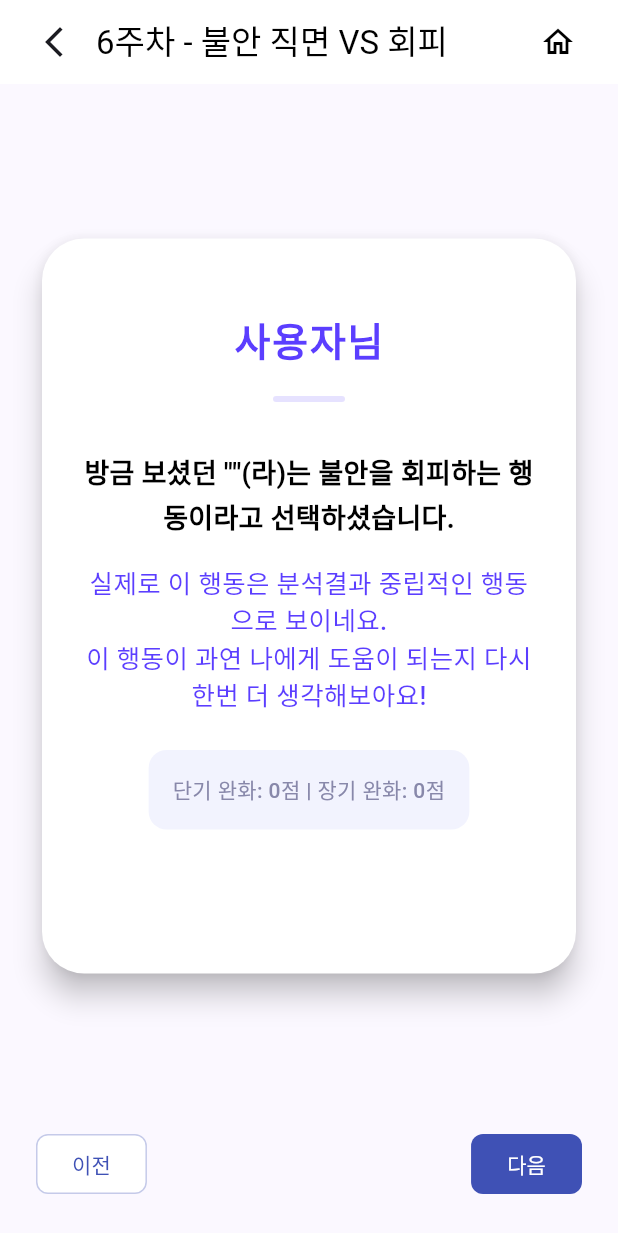
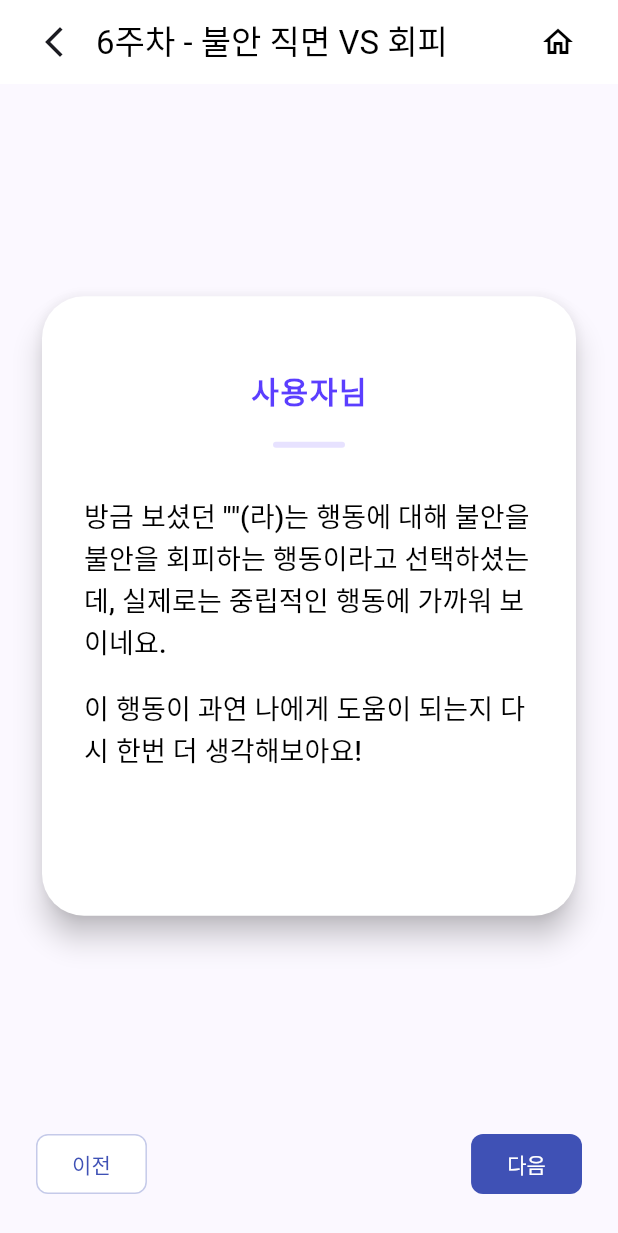
Before and after one commit to MyoungSeok-Song/Mindrium, a Flutter app: the Week6BehaviorReflectionScreen screen opened directly with empty values, on a phone screen of 412 x 824 dp. Shown: the top 1233 px of the screen. Run offline on Flutter 3.47's test engine with Material 3 defaults, Android fonts, the phone set to English and light mode, and no system bars; our stand-ins replace cloud_firestore, firebase_auth, firebase_core, fl_chart, flutter_local_notifications, flutter_map and 7 more; missing offline and left inert: geofence_service; accounts and stored records are empty.

Commit message:
6주차 퀴즈 해야함

```diff
--- a/lib/features/6th_treatment/week6_abc_screen.dart
+++ b/lib/features/6th_treatment/week6_abc_screen.dart
@@ -307,7 +307,6 @@ class _Week6AbcScreenState extends State<Week6AbcScreen> {
 
                   return Week6ConcentrationScreen(
                     behaviorListInput: behaviorList,
-                    beforeSud: 0, // 6주차는 SUD 평가가 없으므로 0으로 설정
                     allBehaviorList: behaviorList,
                   );
                 },
--- a/lib/features/6th_treatment/week6_behavior_classification_screen.dart
+++ b/lib/features/6th_treatment/week6_behavior_classification_screen.dart
@@ -28,31 +28,27 @@ class Week6BehaviorClassificationScreen extends StatelessWidget {
     final userName = Provider.of<UserProvider>(context, listen: false).userName;
 
     // 분류 로직
-    bool isShortTermHigh = shortTermValue >= 5.0;
-    bool isLongTermHigh = longTermValue >= 5.0;
+    bool isShortTermHigh = shortTermValue == 10;
+    bool isLongTermHigh = longTermValue == 10;
 
     String mainText;
-    String subText;
-
+    // 조건별 자연스러운 문장
     if (isShortTermHigh && !isLongTermHigh) {
-      // 단기적으로 높고 장기적으로 낮음 → 불안을 회피하는 행동
-      mainText = '방금 보셨던 "$selectedBehavior"(라)는 행동을 분석해보니 불안을 회피하는 행동에 가깝습니다.';
-      subText =
-          '단기적으로는 불안이 많이 완화되지만 장기적으로는 적게 완화되는 패턴을 보이기 때문이에요. 이런 행동은 일시적으로 불안이 완화돼서 편안함을 주지만, 지속 시 불안을 해결하지 못할 수 있어요.';
+      // 단기 높고 장기 낮음 → 회피
+      mainText =
+          '방금 보셨던 "$selectedBehavior"(라)는 행동에 대해 단기적으로는 불안이 많이 완화되지만 장기적으로는 적게 완화된다고 해주셨습니다. \n\n이런 행동은 보통 불안을 회피하는 행동에 가깝기 때문에, 일시적으로는 불안이 완화되어 편안함을 주지만 지속 시 불안을 해결하는 데 큰 도움이 되지 않을 수 있어요!';
     } else if (!isShortTermHigh && isLongTermHigh) {
-      // 단기적으로 낮고 장기적으로 높음 → 불안을 직면하는 행동
-      mainText = '방금 보셨던 "$selectedBehavior"(라)는 행동을 분석해보니 불안을 직면하는 행동에 가깝습니다.';
-      subText =
-          '단기적으로는 불안이 적게 완화되지만 장기적으로는 많이 완화되는 패턴을 보이기 때문이에요. 이런 행동은 일시적으로 불안이 높아져서 처음에는 어려울 수 있지만, 지속 시 불안을 해결하는 데 도움이 될 수 있어요!';
+      // 단기 낮고 장기 높음 → 직면
+      mainText =
+          '방금 보셨던 "$selectedBehavior"(라)는 행동에 대해 단기적으로는 불안이 적게 완화되지만 장기적으로는 많이 완화된다고 해주셨습니다. \n\n이런 행동은 보통 불안을 직면하는 행동에 가깝기 때문에, 일시적으로 불안이 높아져서 처음에는 어려울 수 있지만 지속 시 불안을 해결하는 데 도움이 될 수 있어요!';
     } else if (isShortTermHigh && isLongTermHigh) {
-      // 단기/장기 모두 높음 → 중립적
-      mainText = '방금 보셨던 "$selectedBehavior"(라)는 행동을 분석해보니 중립적인 행동에 가깝습니다.';
-      subText = '단기적으로도 장기적으로도 불안이 많이 완화되는 패턴을 보이기 때문이에요. (적절한 문구 생각하기)';
+      // 단기/장기 모두 높음 → 중립적(긍정)
+      mainText =
+          '방금 보셨던 "$selectedBehavior"(라)는 행동에 대해 단기적으로도 장기적으로도 불안이 많이 완화된다고 해주셨습니다. \n\n좋은 부분도 있지만 여기서 주의할 점이 있어요. 만약 불안을 줄이는 데 ‘안전장치’를 썼다면 뇌는 여전히 그 장치 없이는 불안하다고 배울 수 있어요. 반대로 안전장치 없이도 불안이 줄었다면 저강도 직면이 잘 된 거예요. 이 행동이 어느 쪽에 가까운지 생각해보시면 좋을거 같아요.';
     } else {
-      // 단기/장기 모두 낮음 → 중립적
-      mainText = '방금 보셨던 "$selectedBehavior"(라)는 행동을 분석해보니 중립적인 행동에 가깝습니다.';
-      subText =
-          '단기적으로도 장기적으로도 불안이 적게 완화되는 패턴을 보이기 때문이에요. 이런 행동은 불안 해결에 큰 도움이 되지 않을 수 있어요.';
+      // 단기/장기 모두 낮음 → 중립적(부정)
+      mainText =
+          '방금 보셨던 "$selectedBehavior"(라)는 행동에 대해 단기적으로도 장기적으로도 불안이 적게 완화된다고 해주셨습니다. \n\n이런 행동은 불안을 유지시키거나 더 키웠을 수도 있어요. 다음엔 불안이 완화될 수 있는 가능성이 조금이라도 있는 행동을 생각해보시면 좋을거 같아요.';
     }
 
     return Scaffold(
@@ -81,10 +77,10 @@ class Week6BehaviorClassificationScreen extends StatelessWidget {
                     Text(
                       '$userName님',
                       style: const TextStyle(
-                        fontSize: 26,
-                        fontWeight: FontWeight.bold,
+                        fontSize: 20,
+                        fontWeight: FontWeight.w600,
                         color: Color(0xFF5B3EFF),
-                        letterSpacing: 1.2,
+                        letterSpacing: 1.1,
                       ),
                     ),
                     const SizedBox(height: 20),
@@ -92,7 +88,7 @@ class Week6BehaviorClassificationScreen extends StatelessWidget {
                       width: 48,
                       height: 4,
                       decoration: BoxDecoration(
-                        color: const Color(0xFF5B3EFF).withValues(alpha: 0.15),
+                        color: Color(0xFF5B3EFF).withOpacity(0.15),
                         borderRadius: BorderRadius.circular(2),
                       ),
                     ),
@@ -101,40 +97,12 @@ class Week6BehaviorClassificationScreen extends StatelessWidget {
                       mainText,
                       style: const TextStyle(
                         fontSize: 18,
-                        fontWeight: FontWeight.w600,
+                        fontWeight: FontWeight.w500,
                         color: Colors.black,
-                        height: 1.6,
-                        letterSpacing: 0.2,
+                        height: 1.5,
+                        letterSpacing: 0.1,
                       ),
-                      textAlign: TextAlign.center,
-                    ),
-                    const SizedBox(height: 16),
-                    Text(
-                      subText,
-                      style: const TextStyle(
-                        fontSize: 17,
-                        fontWeight: FontWeight.w500,
-                        color: Color(0xFF5B3EFF),
-                        height: 1.4,
-                      ),
-                      textAlign: TextAlign.center,
-                    ),
-                    const SizedBox(height: 24),
-                    Container(
-                      padding: const EdgeInsets.all(16),
-                      decoration: BoxDecoration(
-                        color: const Color(0xFFF2F3FE),
-                        borderRadius: BorderRadius.circular(12),
-                      ),
-                      child: Text(
-                        '단기 완화: ${shortTermValue.round()}점 | 장기 완화: ${longTermValue.round()}점',
-                        style: const TextStyle(
-                          fontSize: 14,
-                          fontWeight: FontWeight.w500,
-                          color: Color(0xFF8888AA),
-                        ),
-                        textAlign: TextAlign.center,
-                      ),
+                      textAlign: TextAlign.left,
                     ),
                     const SizedBox(height: 48),
                   ],
--- a/lib/features/6th_treatment/week6_behavior_reflection_screen.dart
+++ b/lib/features/6th_treatment/week6_behavior_reflection_screen.dart
@@ -5,7 +5,7 @@ import 'package:provider/provider.dart';
 import 'package:gad_app_team/data/user_provider.dart';
 import 'week6_classfication_screen.dart';
 
-class Week6BehaviorReflectionScreen extends StatelessWidget {
+class Week6BehaviorReflectionScreen extends StatefulWidget {
   final String selectedBehavior;
   final String behaviorType; // 'face' 또는 'avoid'
   final double shortTermValue; // 단기 슬라이더 값
@@ -24,12 +24,21 @@ class Week6BehaviorReflectionScreen extends StatelessWidget {
   });
 
   @override
+  State<Week6BehaviorReflectionScreen> createState() =>
+      _Week6BehaviorReflectionScreenState();
+}
+
+class _Week6BehaviorReflectionScreenState
+    extends State<Week6BehaviorReflectionScreen> {
+  bool _showMainText = true;
+
+  @override
   Widget build(BuildContext context) {
     final userName = Provider.of<UserProvider>(context, listen: false).userName;
 
     // 분류 로직 (이전 화면과 동일)
-    bool isShortTermHigh = shortTermValue >= 5.0;
-    bool isLongTermHigh = longTermValue >= 5.0;
+    bool isShortTermHigh = widget.shortTermValue == 10;
+    bool isLongTermHigh = widget.longTermValue == 10;
 
     // 실제 분석 결과 (슬라이더 값 기반)
     String actualResult;
@@ -42,62 +51,49 @@ class Week6BehaviorReflectionScreen extends StatelessWidget {
     }
 
     // 사용자가 선택한 분류
-    String userChoice = behaviorType == 'face' ? '불안을 직면하는 행동' : '불안을 회피하는 행동';
+    String userChoice =
+        widget.behaviorType == 'face' ? '불안을 직면하는 행동' : '불안을 회피하는 행동';
 
     String mainText;
     String subText;
-    String? additionalText;
+    String? nextText;
 
-    // 분류 결과와 실제 분석 결과가 다른지 확인
-    bool isDifferent =
-        (behaviorType == 'face' && !(isShortTermHigh && !isLongTermHigh)) ||
-        (behaviorType == 'avoid' && !(isShortTermHigh && !isLongTermHigh));
-
-    if (isShortTermHigh && !isLongTermHigh) {
-      // 실제로는 불안을 회피하는 행동
-      mainText = '방금 보셨던 "$selectedBehavior"(라)는 $userChoice이라고 선택하셨습니다.';
-      if (isDifferent) {
-        subText =
-            '실제로 이 행동은 분석결과 $actualResult으로 보이네요.\n이 행동이 과연 나에게 도움이 되는지 다시 한번 더 생각해보아요!';
+    // 조건별 자연스러운 문장 (모든 조합 커버)
+    if (widget.behaviorType == 'avoid' && isShortTermHigh && !isLongTermHigh) {
+      mainText =
+          '방금 보셨던 "${widget.selectedBehavior}"(라)는 행동에 대해 불안을 회피하는 행동이라고 선택하셨는데, 실제로 이 행동은 불안을 회피하는 쪽에 가까워 보이네요.';
+    } else if (widget.behaviorType == 'avoid' &&
+        !isShortTermHigh &&
+        isLongTermHigh) {
+      mainText =
+          '방금 보셨던 "${widget.selectedBehavior}"(라)는 행동에 대해 불안을 회피하는 행동이라고 선택하셨지만, 실제로는 불안을 직면하는 쪽에 가까워 보이네요.';
+    } else if (widget.behaviorType == 'face' &&
+        !isShortTermHigh &&
+        isLongTermHigh) {
+      mainText =
+          '방금 보셨던 "${widget.selectedBehavior}"(라)는 행동에 대해 불안을 직면하는 행동이라고 선택하셨는데, 실제로 이 행동은 불안을 직면하는 쪽에 가까워 보이네요.';
+    } else if (widget.behaviorType == 'face' &&
+        isShortTermHigh &&
+        !isLongTermHigh) {
+      mainText =
+          '방금 보셨던 "${widget.selectedBehavior}"(라)는 행동에 대해 불안을 직면하는 행동이라고 선택하셨지만, 실제로는 불안을 회피하는 쪽에 가까워 보이네요.';
+    } else if (isShortTermHigh && isLongTermHigh) {
+      mainText =
+          '방금 보셨던 "${widget.selectedBehavior}"(라)는 행동에 대해 불안을 ${userChoice}이라고 선택하셨는데, 실제로는 중립적인 행동에 가까워 보이네요.';
     } else {
-        subText =
-            '실제로 이 행동은 분석결과 $actualResult으로 보이네요.\n이 행동이 과연 나에게 도움이 되는지 다시 한번 더 생각해보아요!';
+      mainText =
+          '방금 보셨던 "${widget.selectedBehavior}"(라)는 행동에 대해 불안을 ${userChoice}이라고 선택하셨는데, 실제로는 중립적인 행동에 가까워 보이네요.';
     }
-    } else if (!isShortTermHigh && isLongTermHigh) {
-      // 실제로는 불안을 직면하는 행동
-      mainText = '방금 보셨던 "$selectedBehavior"(라)는 $userChoice이라고 선택하셨습니다.';
-      if (isDifferent) {
-        subText =
-            '실제로 이 행동은 분석결과 $actualResult으로 보이네요.\n이 행동이 과연 나에게 도움이 되는지 다시 한번 더 생각해보아요!';
-      } else {
-        subText =
-            '실제로 이 행동은 분석결과 $actualResult으로 보이네요.\n이 행동이 과연 나에게 도움이 되는지 다시 한번 더 생각해보아요!';
-      }
-    } else if (isShortTermHigh && isLongTermHigh) {
-      // 중립적인 행동 (긍정적)
-      mainText = '방금 보셨던 "$selectedBehavior"(라)는 $userChoice이라고 선택하셨습니다.';
-      if (isDifferent) {
-        subText =
-            '실제로 이 행동은 분석결과 $actualResult으로 보이네요.\n이 행동이 과연 나에게 도움이 되는지 다시 한번 더 생각해보아요!';
-      } else {
-        subText =
-            '실제로 이 행동은 분석결과 $actualResult으로 보이네요.\n이 행동이 과연 나에게 도움이 되는지 다시 한번 더 생각해보아요!';
-      }
-    } else {
-      // 중립적인 행동 (부정적)
-      mainText = '방금 보셨던 "$selectedBehavior"(라)는 $userChoice이라고 선택하셨습니다.';
-      if (isDifferent) {
-        subText =
-            '실제로 이 행동은 분석결과 $actualResult으로 보이네요.\n이 행동이 과연 나에게 도움이 되는지 다시 한번 더 생각해보아요!';
-      } else {
-        subText =
-            '실제로 이 행동은 분석결과 $actualResult으로 보이네요.\n이 행동이 과연 나에게 도움이 되는지 다시 한번 더 생각해보아요!';
-      }
-    }
+    subText = '이 행동이 과연 나에게 도움이 되는지 다시 한번 더 생각해보아요!';
 
     // 추가 행동이 있는지 확인
-    if (remainingBehaviors != null && remainingBehaviors!.isNotEmpty) {
-      additionalText = '다음 행동도 계속 진행하겠습니다!';
+    if (!_showMainText) {
+      if (widget.remainingBehaviors != null &&
+          widget.remainingBehaviors!.isNotEmpty) {
+        nextText = '다음 행동도 계속 진행하겠습니다!';
+      } else {
+        nextText = '마지막 행동까지 완료했습니다! \n이제 마무리로 일치하지 않았던 행동들을 다시 점검해볼까요?';
+      }
     }
 
     return Scaffold(
@@ -126,10 +122,10 @@ class Week6BehaviorReflectionScreen extends StatelessWidget {
                     Text(
                       '$userName님',
                       style: const TextStyle(
-                        fontSize: 26,
-                        fontWeight: FontWeight.bold,
+                        fontSize: 20,
+                        fontWeight: FontWeight.w600,
                         color: Color(0xFF5B3EFF),
-                        letterSpacing: 1.2,
+                        letterSpacing: 1.1,
                       ),
                     ),
                     const SizedBox(height: 20),
@@ -137,60 +133,52 @@ class Week6BehaviorReflectionScreen extends StatelessWidget {
                       width: 48,
                       height: 4,
                       decoration: BoxDecoration(
-                        color: const Color(0xFF5B3EFF).withValues(alpha: 0.15),
+                        color: Color(0xFF5B3EFF).withOpacity(0.15),
                         borderRadius: BorderRadius.circular(2),
                       ),
                     ),
                     const SizedBox(height: 32),
+                    if (_showMainText)
+                      Column(
+                        crossAxisAlignment: CrossAxisAlignment.start,
+                        children: [
                           Text(
                             mainText,
                             style: const TextStyle(
                               fontSize: 18,
-                        fontWeight: FontWeight.w600,
+                              fontWeight: FontWeight.w500,
                               color: Colors.black,
-                        height: 1.6,
-                        letterSpacing: 0.2,
+                              height: 1.5,
+                              letterSpacing: 0.1,
                             ),
-                      textAlign: TextAlign.center,
+                            textAlign: TextAlign.left,
                           ),
                           const SizedBox(height: 16),
                           Text(
                             subText,
                             style: const TextStyle(
-                        fontSize: 17,
+                              fontSize: 18,
                               fontWeight: FontWeight.w500,
-                        color: Color(0xFF5B3EFF),
-                        height: 1.4,
+                              color: Colors.black,
+                              height: 1.5,
+                              letterSpacing: 0.1,
                             ),
-                      textAlign: TextAlign.center,
+                            textAlign: TextAlign.left,
                           ),
-                    const SizedBox(height: 24),
-                    Container(
-                      padding: const EdgeInsets.all(16),
-                      decoration: BoxDecoration(
-                        color: const Color(0xFFF2F3FE),
-                        borderRadius: BorderRadius.circular(12),
+                        ],
+                      )
+                    else ...[
+                      if (nextText != null)
+                        Text(
+                          nextText!,
+                          style: const TextStyle(
+                            fontSize: 18,
+                            fontWeight: FontWeight.w500,
+                            color: Colors.black,
+                            height: 1.5,
+                            letterSpacing: 0.1,
                           ),
-                      child: Text(
-                        '단기 완화: ${shortTermValue.round()}점 | 장기 완화: ${longTermValue.round()}점',
-                        style: const TextStyle(
-                          fontSize: 14,
-                          fontWeight: FontWeight.w500,
-                          color: Color(0xFF8888AA),
-                        ),
-                        textAlign: TextAlign.center,
-                      ),
-                    ),
-                    if (additionalText != null) ...[
-                      const SizedBox(height: 24),
-                      Text(
-                        additionalText,
-                        style: const TextStyle(
-                          fontSize: 16,
-                          fontWeight: FontWeight.w500,
-                          color: Color(0xFF5B3EFF),
-                        ),
-                        textAlign: TextAlign.center,
+                          textAlign: TextAlign.left,
                         ),
                     ],
                     const SizedBox(height: 48),
@@ -206,15 +194,19 @@ class Week6BehaviorReflectionScreen extends StatelessWidget {
         child: NavigationButtons(
           onBack: () => Navigator.pop(context),
           onNext: () {
-            if (remainingBehaviors != null && remainingBehaviors!.isNotEmpty) {
+            if (_showMainText) {
+              setState(() => _showMainText = false);
+            } else {
+              if (widget.remainingBehaviors != null &&
+                  widget.remainingBehaviors!.isNotEmpty) {
                 // 추가 행동이 있으면 분류 화면으로 이동하여 루프 계속
                 Navigator.pushReplacement(
                   context,
                   PageRouteBuilder(
                     pageBuilder:
                         (_, __, ___) => Week6ClassificationScreen(
-                        behaviorListInput: remainingBehaviors!,
-                        allBehaviorList: allBehaviorList,
+                          behaviorListInput: widget.remainingBehaviors!,
+                          allBehaviorList: widget.allBehaviorList,
                         ),
                     transitionDuration: Duration.zero,
                     reverseTransitionDuration: Duration.zero,
@@ -228,6 +220,7 @@ class Week6BehaviorReflectionScreen extends StatelessWidget {
                   (route) => false,
                 );
               }
+            }
           },
         ),
       ),
```
Also changed, not shown: lib/features/6th_treatment/week6_concentration_screen.dart (+21 -17 lines), lib/features/6th_treatment/week6_finish_quiz_screen.dart (added, +200 -0 lines), lib/features/6th_treatment/week6_next_relieve_screen.dart (+20 -12 lines), lib/features/6th_treatment/week6_relieve_result_screen.dart (+50 -37 lines), lib/features/6th_treatment/week6_relieve_slider_screen.dart (+86 -39 lines), 1 other file. Lines whose indentation alone changed are shown as unchanged.
